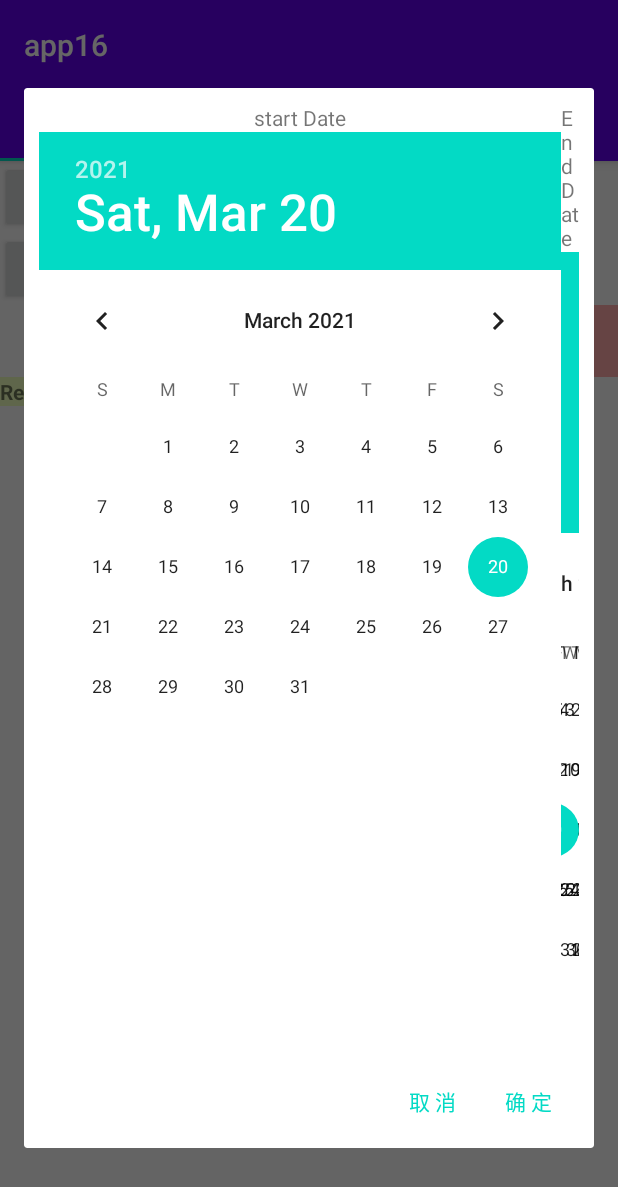
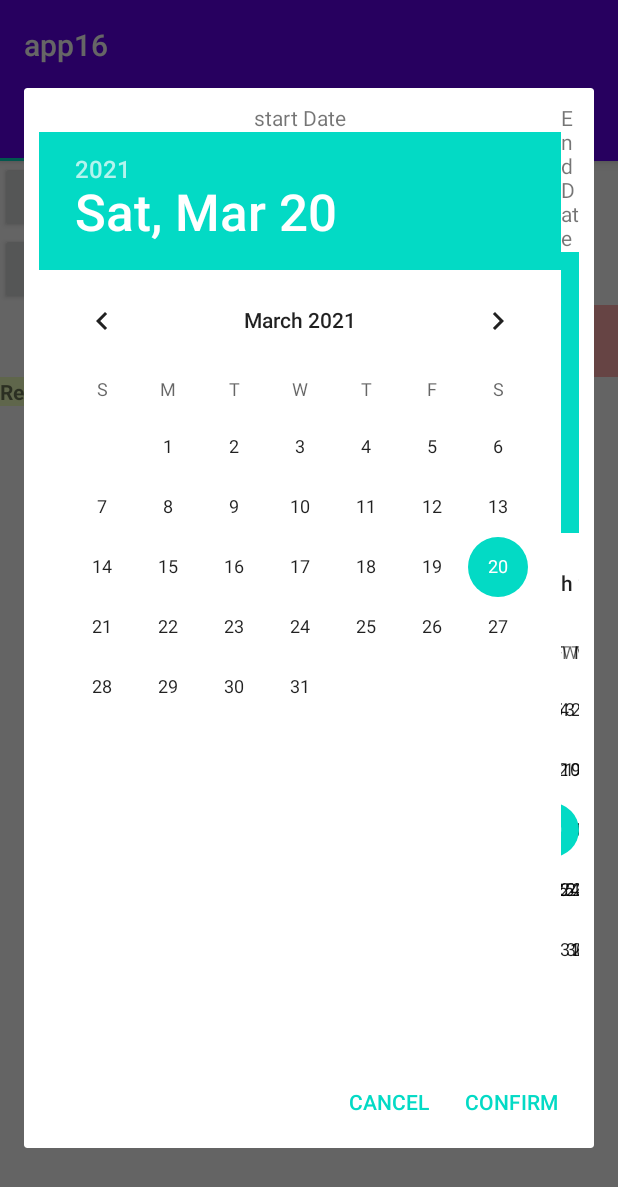
Before and after one commit to Landy7/SUF_coursework, an Android app: the screen it shows after launch (MainActivity), after a tap on "START DATE", on a phone screen of 412 x 824 dp. Shown: the top 1187 px of the screen. Run offline under Robolectric (Android 15) with nearby library versions, the phone set to English and light mode, and no system bars; libraries missing offline, so code that uses them is left out: com.github.mikephil.charting.

Commit message:
Update DoubleDatePickerDialogStart.java

```diff
--- a/app16-2/app/src/main/java/com/example/app16/ui/main/DoubleDatePickerDialogStart.java
+++ b/app16-2/app/src/main/java/com/example/app16/ui/main/DoubleDatePickerDialogStart.java
@@ -113,8 +113,8 @@ public class DoubleDatePickerDialogStart extends AlertDialog implements OnClickL
         mCallBackStart = callBack;
 
         Context themeContext = getContext();
-        setButton(BUTTON_POSITIVE, "确 定", this);
-        setButton(BUTTON_NEGATIVE, "取 消", this);
+        setButton(BUTTON_POSITIVE, "Confirm", this);
+        setButton(BUTTON_NEGATIVE, "Cancel", this);
         // setButton(BUTTON_POSITIVE,
         // themeContext.getText(android.R.string.date_time_done), this);
         setIcon(0);
```
